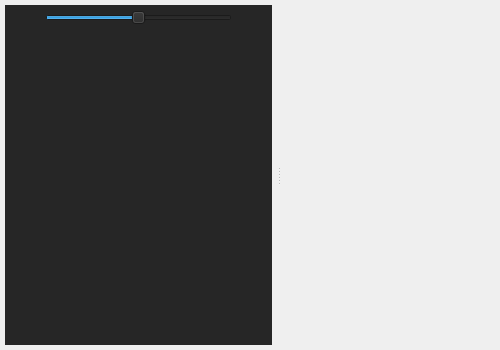
Qt form LEO_sniffy/modules/scope/scopewindow.ui (jirik09/Sniffy) before a commit.
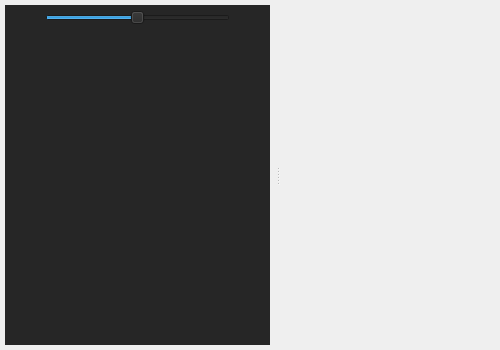
The same form after that commit.

```diff
--- a/LEO_sniffy/modules/scope/scopewindow.ui
+++ b/LEO_sniffy/modules/scope/scopewindow.ui
@@ -50,7 +50,7 @@
       <enum>Qt::Horizontal</enum>
      </property>
      <property name="handleWidth">
-      <number>3</number>
+      <number>5</number>
      </property>
      <widget class="QWidget" name="widget_left" native="true">
       <property name="styleSheet">
```
